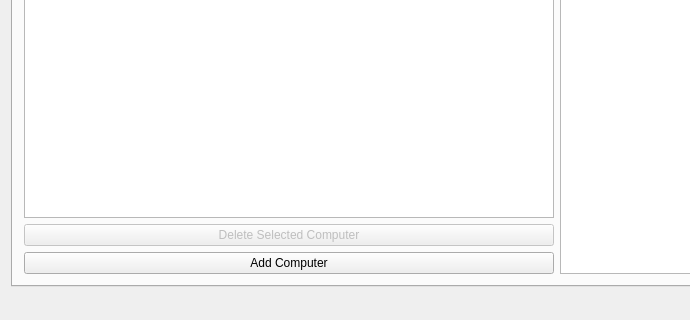
The window that mainwindow.ui (danielm15/VLN1-2016-Hopur_16) describes before a commit, drawn with Qt 5; both pictures show x 0 to 690 and y 204 to 524 of the 1114 by 524 pixel window.
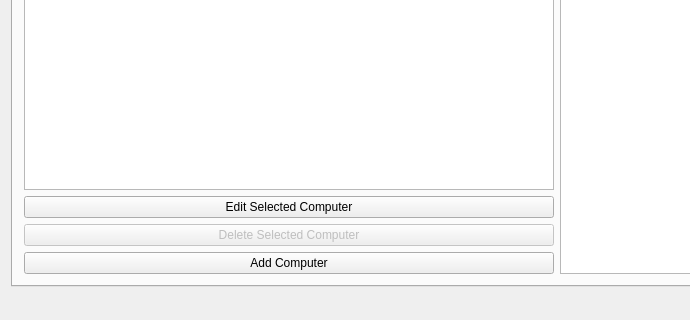
The same window after the commit. The open tabs and pages were chosen to show the change. Icons and pictures are not drawn.

Commit message: Edit takki fyrir genius og computer

```diff
--- a/mainwindow.ui
+++ b/mainwindow.ui
@@ -161,6 +161,13 @@
           <item>
            <widget class="QListWidget" name="listComputers"/>
           </item>
+          <item>
+           <widget class="QPushButton" name="editbuttoncomputer">
+            <property name="text">
+             <string>Edit Selected Computer</string>
+            </property>
+           </widget>
+          </item>
           <item>
            <widget class="QPushButton" name="pushButtonDeleteComputer">
             <property name="enabled">
```
Left out of the diff: 11 changed lines with no effect on the pictures. The commit also changes 2 other files.
